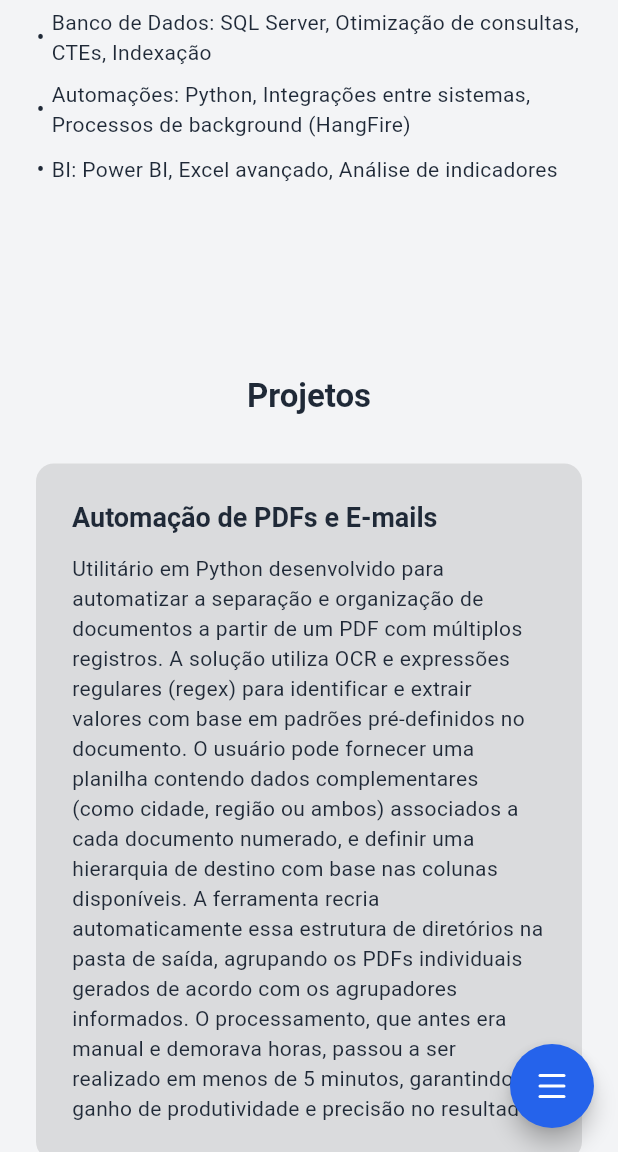
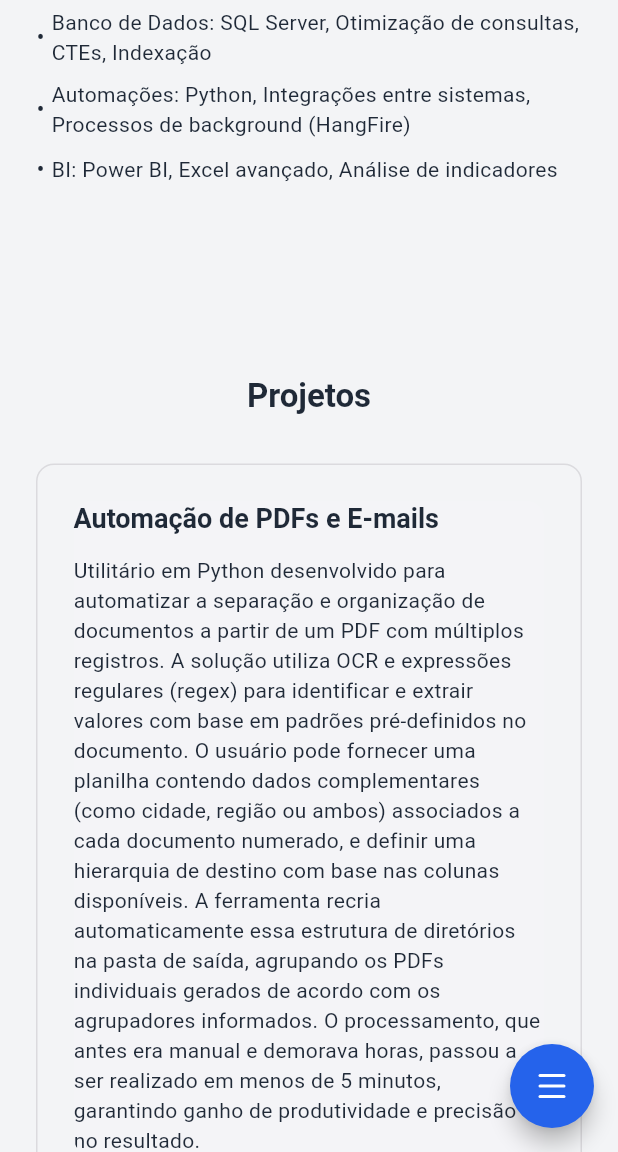
Before and after one commit to SamuelGFDias/SamuelGFDias.github.io, a Flutter app: the screen it shows after launch, scrolled down 1152 dp, on a phone screen of 412 x 824 dp, the part 84-1236 px from its top. Run offline on Flutter 3.47's test engine with Material 3 defaults, Android fonts, the phone set to English and light mode, and no system bars; drawn by our look-alikes of flutter_speed_dial; our stand-ins replace dio, flutter_riverpod, go_router, liquid_pull_to_refresh, lucide_flutter, permission_handler and 2 more; generated files the repository leaves out were written again.

Commit message:
feat novo card para projetos

```diff
--- a/lib/features/1_home/presentation/screens/home_screen.dart
+++ b/lib/features/1_home/presentation/screens/home_screen.dart
@@ -1,3 +1,4 @@
+import 'dart:ui';
 import 'package:flutter/material.dart';
 import 'package:flutter_riverpod/flutter_riverpod.dart';
 import 'package:lucide_flutter/lucide_flutter.dart';
@@ -10,6 +11,7 @@ import 'package:portifolio/features/1_home/presentation/providers/home_content.d
 import 'package:portifolio/shared/app_scaffold.dart';
 import 'package:portifolio/shared/fab_action.dart';
 import 'package:portifolio/shared/fab_route.dart';
+import 'package:portifolio/shared/project_card.dart';
 import 'package:url_launcher/url_launcher.dart';
 
 class HomeScreen extends ConsumerStatefulWidget {
@@ -407,32 +409,11 @@ class _HomeScreenState extends ConsumerState<HomeScreen> with Validator {
         const SizedBox(height: 24),
 
         for (final project in projects)
-          _buildProjectCard(
-            theme,
-            project["title"] ?? 'Título do Projeto',
-            project["description"] ?? 'Descrição do Projeto',
+          ProjectCard(
+            title: project["title"] ?? 'Título do Projeto',
+            description: project["description"] ?? 'Descrição do Projeto',
           ),
       ],
-    );
-  }
-
-  Widget _buildProjectCard(ThemeData theme, String title, String description) {
-    return Container(
-      width: double.infinity,
-      margin: const EdgeInsets.symmetric(vertical: 8.0),
-      padding: const EdgeInsets.all(24.0),
-      decoration: BoxDecoration(
-        color: Colors.black.withOpacity(0.10),
-        borderRadius: BorderRadius.circular(12.0),
-      ),
-      child: Column(
-        crossAxisAlignment: CrossAxisAlignment.start,
-        children: [
-          Text(title, style: theme.textTheme.headlineSmall),
-          const SizedBox(height: 12),
-          Text(description, style: theme.textTheme.bodyMedium),
-        ],
-      ),
     );
   }
 
--- /dev/null
+++ b/lib/shared/project_card.dart
@@ -0,0 +1,112 @@
+import 'dart:ui';
+import 'package:flutter/material.dart';
+
+class ProjectCard extends StatefulWidget {
+  final String title;
+  final String description;
+  final bool enableBlurFallback;
+  final String? id;
+
+  const ProjectCard({
+    super.key,
+    required this.title,
+    required this.description,
+    this.enableBlurFallback = true,
+    this.id,
+  });
+
+  @override
+  State<ProjectCard> createState() => _ProjectCardState();
+}
+
+class _ProjectCardState extends State<ProjectCard> {
+  static final ValueNotifier<String?> _hoveredId = ValueNotifier<String?>(null);
+
+  void _onEnter(PointerEvent _) {
+    _hoveredId.value = widget.id ?? widget.title;
+  }
+
+  void _onExit(PointerEvent _) {
+    // remove hover after leaving
+    _hoveredId.value = null;
+  }
+
+  @override
+  Widget build(BuildContext context) {
+    final theme = Theme.of(context);
+    final isMobile = MediaQuery.of(context).size.width < 600;
+    final useBlur = widget.enableBlurFallback && !isMobile;
+    final blurSigma = useBlur ? 8.0 : 0.0;
+
+    return ValueListenableBuilder<String?>(
+      valueListenable: _hoveredId,
+      builder: (context, hoveredId, child) {
+        final isActive =
+            hoveredId == null || hoveredId == (widget.id ?? widget.title);
+        final isHighlighted =
+            hoveredId != null && hoveredId == (widget.id ?? widget.title);
+
+        return MouseRegion(
+          onEnter: _onEnter,
+          onExit: _onExit,
+          cursor: isMobile
+              ? SystemMouseCursors.basic
+              : SystemMouseCursors.click,
+          child: AnimatedOpacity(
+            duration: const Duration(milliseconds: 200),
+            opacity: isActive ? 1.0 : 0.6,
+            curve: Curves.easeInOut,
+            child: AnimatedContainer(
+              duration: const Duration(milliseconds: 220),
+              curve: Curves.easeInOut,
+              transform: isHighlighted /*&& !isMobile */
+                  ? (Matrix4.identity()
+                      ..translate(0, -6)
+                      ..scale(1.01))
+                  : Matrix4.identity(),
+              width: double.infinity,
+              margin: const EdgeInsets.symmetric(vertical: 8.0),
+              padding: const EdgeInsets.all(24.0),
+              decoration: BoxDecoration(
+                borderRadius: BorderRadius.circular(12.0),
+                border: Border.all(
+                  color: isHighlighted
+                      ? theme.primaryColor
+                      : theme.dividerColor.withOpacity(0.2),
+                  width: isHighlighted ? 2.0 : 1.0,
+                ),
+                color: Colors.transparent,
+              ),
+              child: ClipRRect(
+                borderRadius: BorderRadius.circular(12.0),
+                child: BackdropFilter(
+                  filter: ImageFilter.blur(
+                    sigmaX: blurSigma,
+                    sigmaY: blurSigma,
+                  ),
+                  child: Container(
+                    color: theme.cardColor.withOpacity(0.09),
+                    child: Column(
+                      crossAxisAlignment: CrossAxisAlignment.start,
+                      children: [
+                        Text(
+                          widget.title,
+                          style: theme.textTheme.headlineSmall,
+                        ),
+                        const SizedBox(height: 12),
+                        Text(
+                          widget.description,
+                          style: theme.textTheme.bodyMedium,
+                        ),
+                      ],
+                    ),
+                  ),
+                ),
+              ),
+            ),
+          ),
+        );
+      },
+    );
+  }
+}
```
